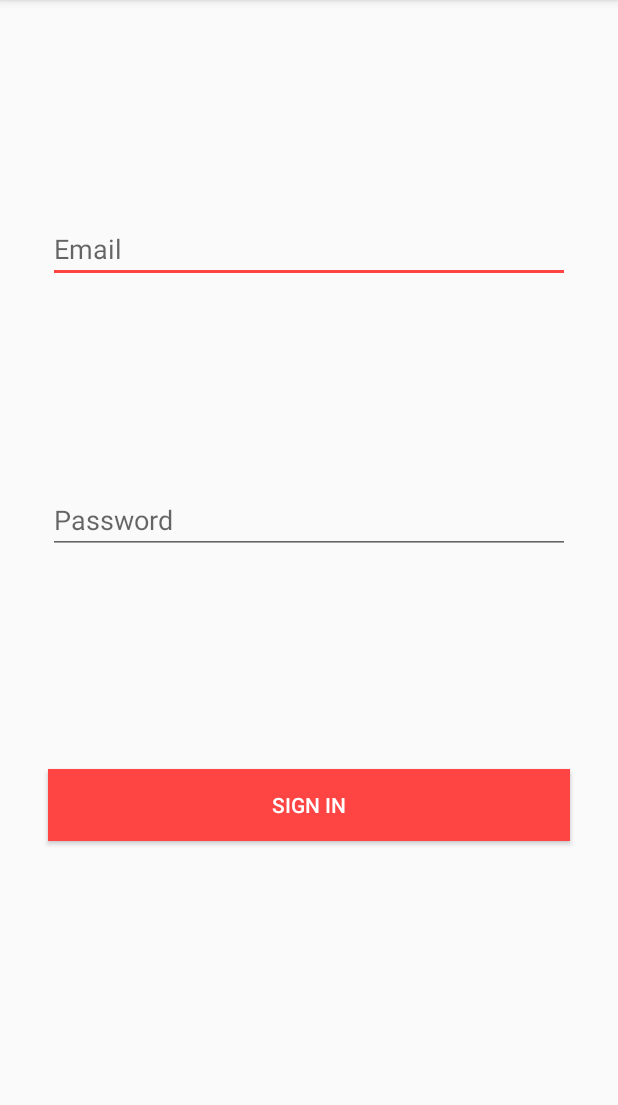
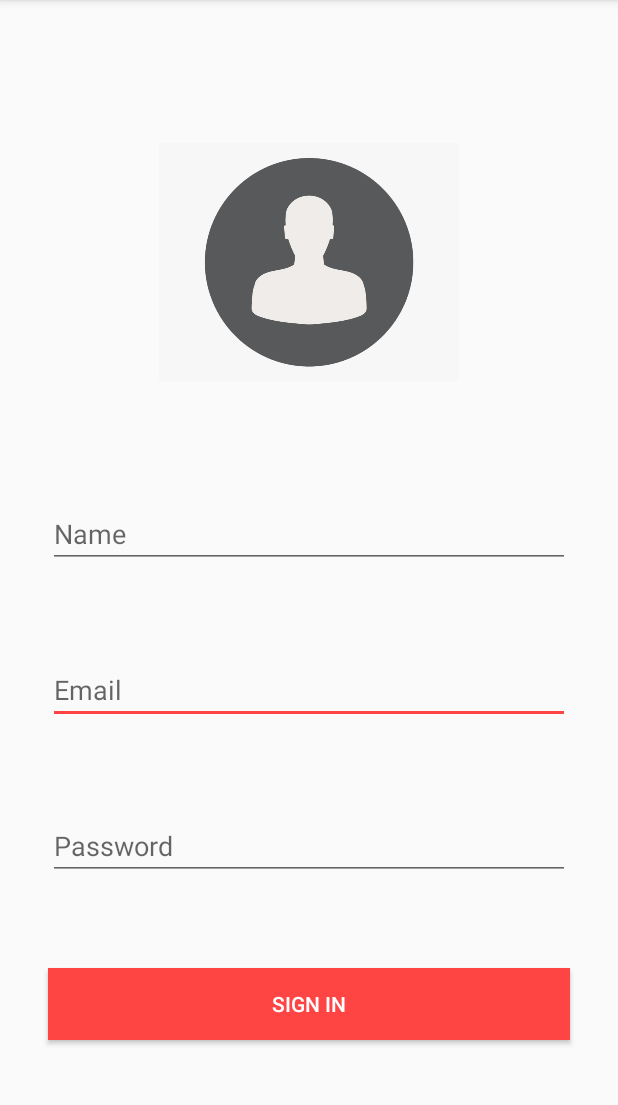
Before and after one commit to JuliaSantosMoura1201/Learnig-Cloud-Firestore, an Android app: the screen it shows after launch (CreateAccountActivity), after a tap on "Does not have an account? Type here to c", on a phone screen of 412 x 824 dp, the part 84-1189 px from its top. Run offline under Robolectric (Android 15) with nearby library versions, the phone set to English and light mode, and no system bars; our stand-ins replace Firebase (no records; nobody signed in at launch, a user with empty details on screens opened directly), Picasso; pictures from the network do not load.

Commit message:
Implemented: update profile

```diff
--- a/app/src/main/AndroidManifest.xml
+++ b/app/src/main/AndroidManifest.xml
@@ -20,7 +20,8 @@
         android:roundIcon="@mipmap/ic_launcher_round"
         android:supportsRtl="true"
         android:theme="@style/AppTheme">
-        <activity android:name=".view.pockemon.PokemonActivity"></activity>
+        <activity android:name=".view.updateProfile.UpdateProfileActivity"/>
+        <activity android:name=".view.pockemon.PokemonActivity" />
         <activity
             android:name=".view.splash.SplashScreenActivity"
             android:theme="@style/AppTheme.NoActionBar">
--- /dev/null
+++ b/app/src/main/java/com/example/appnote/model/User.kt
@@ -0,0 +1,6 @@
+package com.example.appnote.model
+
+data class User (
+    var name: String,
+    var email: String
+)
--- a/app/src/main/java/com/example/appnote/view/splash/SplashScreenActivity.kt
+++ b/app/src/main/java/com/example/appnote/view/splash/SplashScreenActivity.kt
@@ -1,6 +1,8 @@
 package com.example.appnote.view.splash
 
+import android.content.Context
 import android.content.Intent
+import android.content.SharedPreferences
 import androidx.appcompat.app.AppCompatActivity
 import android.os.Bundle
 import android.os.Handler
@@ -18,6 +20,7 @@ class SplashScreenActivity : AppCompatActivity() {
     override fun onCreate(savedInstanceState: Bundle?) {
         super.onCreate(savedInstanceState)
 
+        configSharedPreferences()
         window.requestFeature(Window.FEATURE_NO_TITLE)
         window.setFlags(WindowManager.LayoutParams.FLAG_FULLSCREEN, WindowManager.LayoutParams.FLAG_FULLSCREEN)
         setContentView(R.layout.activity_splash_screen)
@@ -38,4 +41,15 @@ class SplashScreenActivity : AppCompatActivity() {
 
         }, 4000)
     }
+
+    private fun configSharedPreferences(){
+        val sharedPreferences: SharedPreferences = getSharedPreferences("ThemePref", Context.MODE_PRIVATE)
+        val themeKey = "currentTheme"
+
+        when(sharedPreferences.getString(themeKey, "pattern")){
+            "optionYellow" -> theme.applyStyle(R.style.OverlayThemeYellowMain, true)
+            "optionPurple" -> theme.applyStyle(R.style.OverlayThemePurpleMain, true)
+            "pattern" -> theme.applyStyle(R.style.OverlayThemeLineMain, true)
+        }
+    }
 }
--- a/app/src/main/res/layout/activity_create_account.xml
+++ b/app/src/main/res/layout/activity_create_account.xml
@@ -12,36 +12,41 @@
     tools:context=".view.login.LoginActivity">
 
     <EditText
-        android:id="@+id/edit_username"
+        android:id="@+id/edit_email"
         android:layout_width="0dp"
         android:layout_height="wrap_content"
         android:layout_marginStart="16dp"
+        android:layout_marginLeft="16dp"
         android:layout_marginEnd="16dp"
+        android:layout_marginRight="16dp"
         android:autofillHints="@string/prompt_email"
         android:hint="@string/prompt_email"
         android:inputType="textEmailAddress"
         android:selectAllOnFocus="true"
+        app:layout_constraintBottom_toTopOf="@+id/edit_password"
         app:layout_constraintEnd_toEndOf="parent"
+        app:layout_constraintHorizontal_bias="0.5"
         app:layout_constraintStart_toStartOf="parent"
-        app:layout_constraintTop_toTopOf="parent"
-        app:layout_constraintBottom_toTopOf="@id/edit_password"/>
+        app:layout_constraintTop_toBottomOf="@+id/editName" />
 
     <EditText
         android:id="@+id/edit_password"
         android:layout_width="0dp"
         android:layout_height="wrap_content"
         android:layout_marginStart="16dp"
-        android:layout_marginTop="8dp"
+        android:layout_marginLeft="16dp"
         android:layout_marginEnd="16dp"
+        android:layout_marginRight="16dp"
         android:autofillHints="@string/prompt_password"
         android:hint="@string/prompt_password"
         android:imeOptions="actionDone"
         android:inputType="textPassword"
         android:selectAllOnFocus="true"
+        app:layout_constraintBottom_toTopOf="@+id/btn_sing_in"
         app:layout_constraintEnd_toEndOf="parent"
+        app:layout_constraintHorizontal_bias="0.5"
         app:layout_constraintStart_toStartOf="parent"
-        app:layout_constraintTop_toBottomOf="@+id/edit_username"
-        app:layout_constraintBottom_toTopOf="@id/btn_sing_in"/>
+        app:layout_constraintTop_toBottomOf="@+id/edit_email" />
 
     <Button
         android:id="@+id/btn_sing_in"
@@ -50,33 +55,46 @@
         android:layout_gravity="start"
         android:layout_marginStart="16dp"
         android:layout_marginLeft="16dp"
-        android:layout_marginTop="16dp"
         android:layout_marginEnd="16dp"
         android:layout_marginRight="16dp"
-        android:layout_marginBottom="64dp"
         android:background="?colorAccent"
         android:enabled="true"
         android:text="@string/action_sign_in"
         android:textColor="@android:color/white"
         app:layout_constraintBottom_toBottomOf="parent"
         app:layout_constraintEnd_toEndOf="parent"
+        app:layout_constraintHorizontal_bias="0.5"
         app:layout_constraintStart_toStartOf="parent"
-        app:layout_constraintTop_toBottomOf="@id/edit_password"/>
+        app:layout_constraintTop_toBottomOf="@+id/edit_password" />
 
-    <ProgressBar
-        android:id="@+id/loading"
-        android:layout_width="wrap_content"
+    <ImageView
+        android:id="@+id/ivProfilePhoto"
+        android:layout_width="200dp"
+        android:layout_height="200dp"
+        android:contentDescription="@string/cv_profile_photo"
+        app:layout_constraintBottom_toTopOf="@+id/editName"
+        app:layout_constraintEnd_toEndOf="parent"
+        app:layout_constraintHorizontal_bias="0.5"
+        app:layout_constraintStart_toStartOf="parent"
+        app:layout_constraintTop_toTopOf="parent"
+        app:srcCompat="@drawable/icon" />
+
+    <EditText
+        android:id="@+id/editName"
+        android:layout_width="0dp"
         android:layout_height="wrap_content"
-        android:layout_gravity="center"
-        android:layout_marginStart="32dp"
-        android:layout_marginTop="64dp"
-        android:layout_marginEnd="32dp"
-        android:layout_marginBottom="64dp"
-        android:visibility="gone"
-        app:layout_constraintBottom_toBottomOf="parent"
-        app:layout_constraintEnd_toEndOf="@id/edit_password"
-        app:layout_constraintStart_toStartOf="@+id/edit_password"
-        app:layout_constraintTop_toTopOf="parent"
-        app:layout_constraintVertical_bias="0.3" />
+        android:layout_marginStart="16dp"
+        android:layout_marginLeft="16dp"
+        android:layout_marginEnd="16dp"
+        android:layout_marginRight="16dp"
+        android:ems="10"
+        android:autofillHints="@string/hint_name"
+        android:hint="@string/hint_name"
+        android:inputType="textPersonName"
+        app:layout_constraintBottom_toTopOf="@+id/edit_email"
+        app:layout_constraintEnd_toEndOf="parent"
+        app:layout_constraintHorizontal_bias="0.5"
+        app:layout_constraintStart_toStartOf="parent"
+        app:layout_constraintTop_toBottomOf="@+id/ivProfilePhoto" />
 
 </androidx.constraintlayout.widget.ConstraintLayout>
--- a/app/src/main/res/layout/nav_header.xml
+++ b/app/src/main/res/layout/nav_header.xml
@@ -1,5 +1,6 @@
 <?xml version="1.0" encoding="utf-8"?>
 <LinearLayout
+    android:id="@+id/nav_header"
     xmlns:android="http://schemas.android.com/apk/res/android"
     xmlns:app="http://schemas.android.com/apk/res-auto"
     android:layout_width="match_parent"
@@ -10,7 +11,7 @@
     android:paddingBottom="15dp">
 
     <ImageView
-        android:id="@+id/imageView"
+        android:id="@+id/ivPersonIcon"
         android:layout_width="wrap_content"
         android:layout_height="wrap_content"
         android:layout_marginLeft="15dp"
@@ -20,6 +21,7 @@
         android:layout_marginStart="15dp" />
 
     <TextView
+        android:id="@+id/txtName"
         android:layout_width="match_parent"
         android:layout_height="wrap_content"
         android:layout_marginLeft="15dp"
@@ -29,6 +31,7 @@
         android:layout_marginStart="15dp" />
 
     <TextView
+        android:id="@+id/txtEmail"
         android:layout_width="wrap_content"
         android:layout_height="wrap_content"
         android:layout_marginLeft="15dp"
--- a/app/src/main/res/values/strings.xml
+++ b/app/src/main/res/values/strings.xml
@@ -70,4 +70,7 @@
     <string name="btn_save_color">SAVE</string>
     <string name="cd_app_icon">Ícone do aplicativo</string>
     <string name="cd_pokemon">Pokemon</string>
+    <string name="hint_name">Name</string>
+    <string name="cv_profile_photo">Profile Photo</string>
+    <string name="updatePassword">Send a password reset email</string>
 </resources>
--- a/app/src/main/res/values/styles.xml
+++ b/app/src/main/res/values/styles.xml
@@ -19,7 +19,7 @@
         <item name="colorAccent">@color/colorDetails</item>
     </style>
 
-    <style name="OverlayThemeLineMain" parent="AppTheme">
+    <style name="OverlayThemeLineMain" parent="AppTheme.NoActionBar">
         <item name="colorPrimary">@color/colorPrimary</item>
         <item name="colorPrimaryDark">@color/colorPrimaryDark</item>
         <item name="colorAccent">@color/colorDetails</item>
```
Also changed, not shown: app/src/main/java/com/example/appnote/data/main/MainRepository.kt (+43 -0 lines), app/src/main/java/com/example/appnote/data/singin/SingInRepository.kt (+38 -0 lines), app/src/main/java/com/example/appnote/data/updateProfile/UpdateProfileRepository.kt (added, +104 -0 lines), app/src/main/java/com/example/appnote/view/main/MainActivity.kt (+33 -5 lines), app/src/main/java/com/example/appnote/view/main/MainViewModel.kt (+8 -0 lines), app/src/main/java/com/example/appnote/view/singin/CreateAccountActivity.kt (+64 -3 lines), app/src/main/java/com/example/appnote/view/singin/CreateAccountViewModel.kt (+10 -0 lines), app/src/main/java/com/example/appnote/view/updateProfile/UpdateProfileActivity.kt (added, +120 -0 lines), app/src/main/java/com/example/appnote/view/updateProfile/UpdateProfileViewModel.kt (added, +36 -0 lines), app/src/main/res/layout/activity_update_profile.xml (added, +68 -0 lines), app/src/main/res/drawable/icon.png (added).
